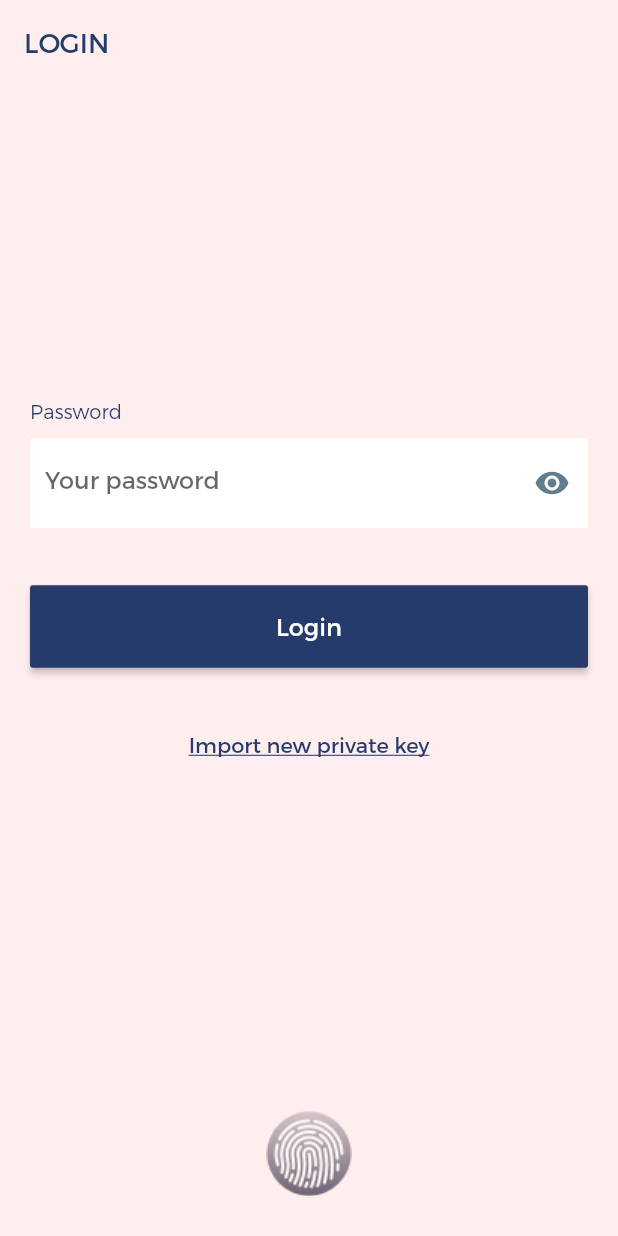
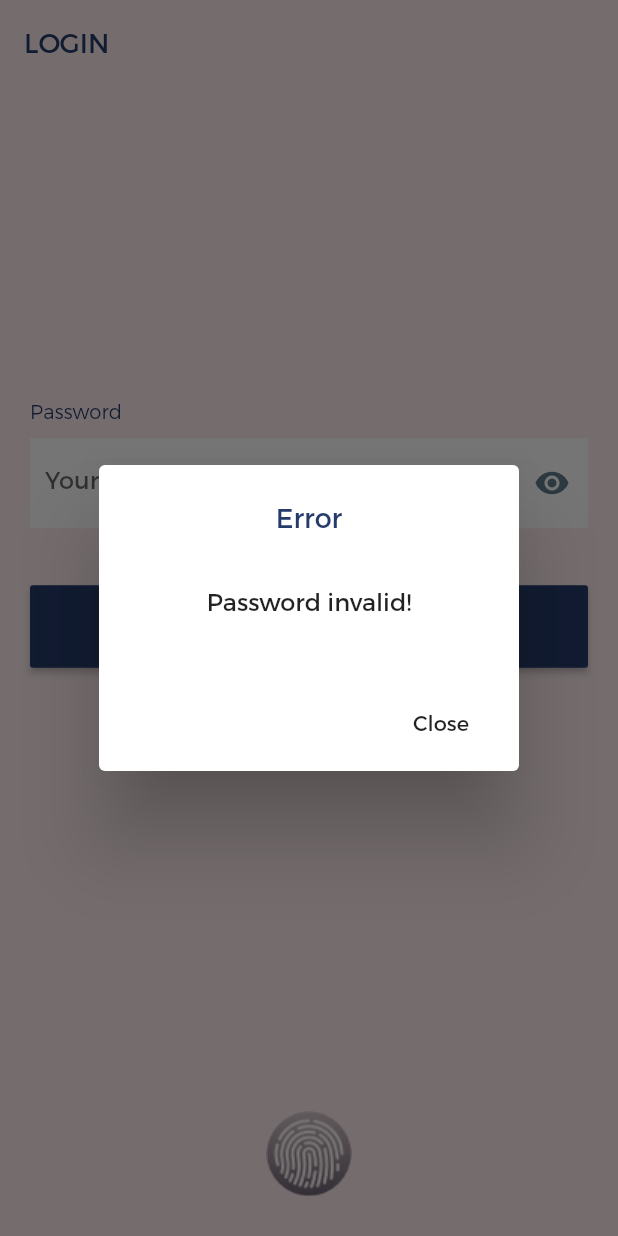
Before and after one commit to mroom-software/mr-pwd-mobile, a Flutter app: the screen it shows after launch, after a tap on "Login", on a phone screen of 412 x 824 dp. Run offline on Flutter 3.47's test engine with Material 2 defaults, Android fonts, the phone set to English and light mode, and no system bars; our stand-ins replace dio, flutter_secure_storage, sqflite; missing offline and left inert: eosdart; accounts and stored records are empty.

```diff
--- a/lib/config/app.dart
+++ b/lib/config/app.dart
@@ -12,6 +12,11 @@ class AppConfig {
     'Kylin Testnet': 'http://kylin.fn.eosbixin.com',
     'Jungle Testnet': 'http://85.214.253.244:8888',
   };
+  Map<String, String> eosContracts = {
+    'Mainnet': '',
+    'Kylin Testnet': '',
+    'Jungle Testnet': 'trongdth1234',
+  };
 
   User user;
 
--- a/lib/screens/import.dart
+++ b/lib/screens/import.dart
@@ -31,11 +31,12 @@ class _ImportScreenState extends State<ImportScreen> {
         await storage.write(key: 'priKey', value: privController.text);
 
         // save user
-        await db.insertUser(User(
+        app.user = User(
           name: name,
           password: '',
           chainURL: app.eosNetworkURL[widgetTxtCombo.lblContent],
-        ));
+        );
+        await db.insertUser(app.user);
         Navigator.pushNamedAndRemoveUntil(context, '/', (Route<dynamic> route) => false);
       });
 
--- a/lib/screens/login.dart
+++ b/lib/screens/login.dart
@@ -1,6 +1,9 @@
 import 'package:blockpass/config/app.dart';
 import 'package:blockpass/data/db/db.dart';
+import 'package:blockpass/utils/utils.dart';
 import 'package:flutter/material.dart';
+import 'dart:convert';
+
 
 class LoginScreen extends StatefulWidget {
 
@@ -9,7 +12,7 @@ class LoginScreen extends StatefulWidget {
 }
 
 class _LoginScreenState extends State<LoginScreen> {
-
+  final txtPwdController = TextEditingController();
   bool showPwd;
 
   bool isNeedToSetPwdForFirstTimeAccount() {
@@ -35,6 +38,29 @@ class _LoginScreenState extends State<LoginScreen> {
     setState(() {
       showPwd = !showPwd;
     });
+  }
+
+  void btnDoneTouched() {
+    var str = txtPwdController.text;
+    var bytes = utf8.encode(str);
+    var pwd = base64.encode(bytes);
+
+    if (pwd.trim().length == 0) {
+      Utils.showPopup(context, 'Error', 'Password invalid!');
+      return;
+    }
+
+    if (isNeedToSetPwdForFirstTimeAccount()) {
+      app.user.password = pwd;
+      db.updateUser(app.user);
+
+    } else {
+      if (pwd == app.user.password) {
+
+      } else {
+
+      }
+    }
   }
 
   @override
@@ -84,6 +110,7 @@ class _LoginScreenState extends State<LoginScreen> {
                                   Container(
                                     padding: const EdgeInsets.fromLTRB(10, 0, 0, 0),
                                     child: TextField(
+                                      obscureText: showPwd ? false : true,
                                       decoration: InputDecoration(
                                         border: InputBorder.none,
                                         hintText: 'Your password',
@@ -111,7 +138,7 @@ class _LoginScreenState extends State<LoginScreen> {
                               height: 60,
                               child: RaisedButton(
                                 color: Color.fromRGBO(36, 59, 107, 1),
-                                onPressed: () => print('Done clicked'),
+                                onPressed: () => btnDoneTouched(),
                                 child: Text(
                                   'Done',
                                   style: TextStyle(color: Color(0xFFFFFFFF), fontSize: 16),
@@ -186,6 +213,7 @@ class _LoginScreenState extends State<LoginScreen> {
                                   Container(
                                     padding: const EdgeInsets.fromLTRB(10, 0, 0, 0),
                                     child: TextField(
+                                      obscureText: showPwd ? false : true,
                                       decoration: InputDecoration(
                                         border: InputBorder.none,
                                         hintText: 'Your password',
@@ -213,7 +241,7 @@ class _LoginScreenState extends State<LoginScreen> {
                               height: 60,
                               child: RaisedButton(
                                 color: Color.fromRGBO(36, 59, 107, 1),
-                                onPressed: () => print('Login clicked'),
+                                onPressed: () => btnDoneTouched(),
                                 child: Text(
                                   'Login',
                                   style: TextStyle(color: Color(0xFFFFFFFF), fontSize: 16),
--- /dev/null
+++ b/lib/utils/utils.dart
@@ -0,0 +1,36 @@
+import 'package:flutter/material.dart';
+
+class Utils {
+
+  static void showPopup(BuildContext context, String title, String msg) {
+    showDialog(
+      context: context,
+      builder: (BuildContext context) {
+        // return object of type Dialog
+        return AlertDialog(
+          title: Align(
+            alignment: Alignment.center,
+            child: Text(title),
+          ),
+          content: Container(
+            height: 50,
+              child: Align(
+              alignment: Alignment.center,
+              child: Text(msg),
+            ),
+          ),
+          actions: <Widget>[
+            // usually buttons at the bottom of the dialog
+            new FlatButton(
+              child: new Text("Close"),
+              onPressed: () {
+                Navigator.of(context).pop();
+              },
+            ),
+          ],
+        );
+      },
+    );
+  }
+
+}
```
Also changed, not shown: lib/bc/eos/eos.dart (+34 -0 lines).
